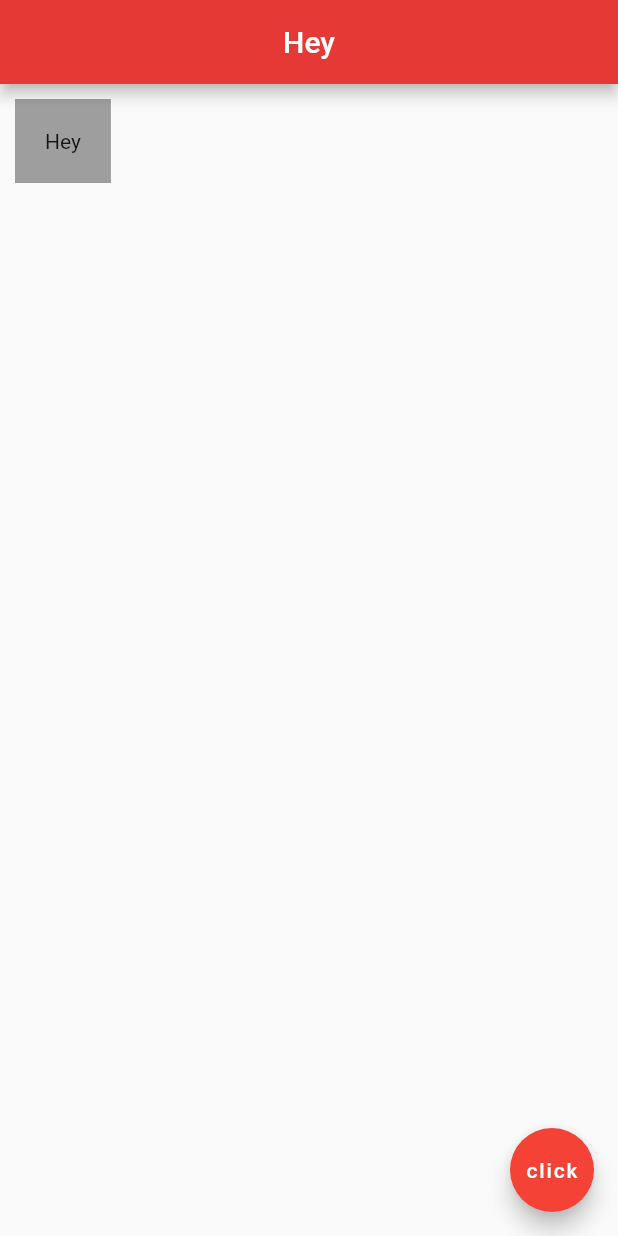
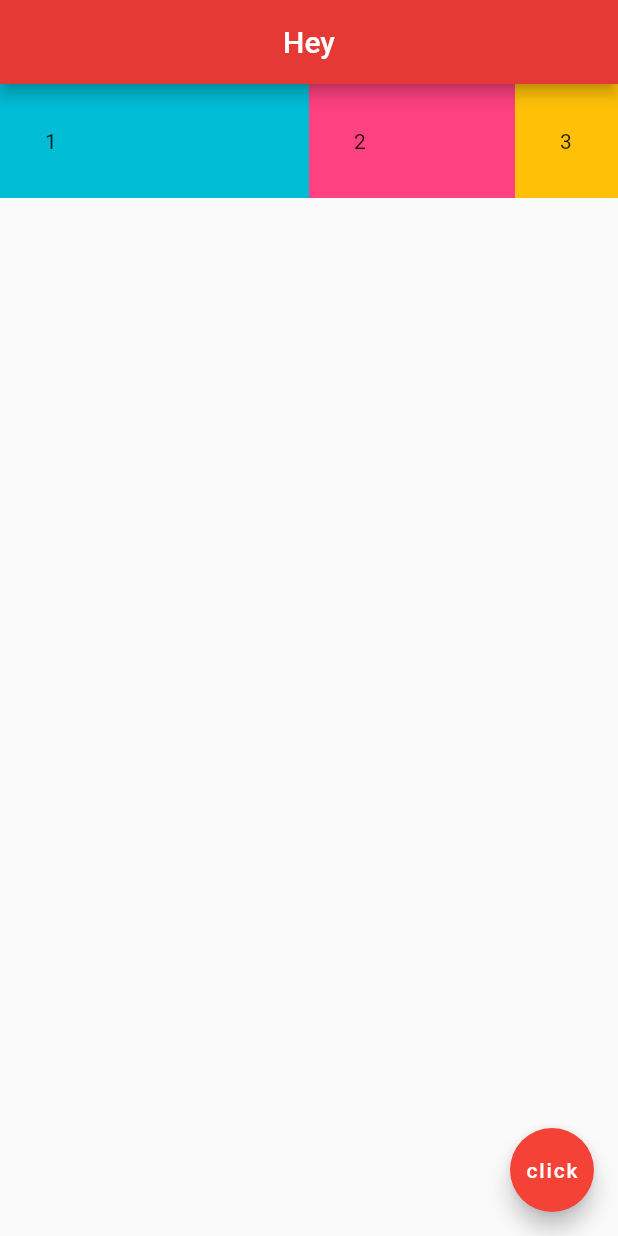
Before and after one commit to hiper2d/flutter-tutorial, a Flutter app: the screen it shows after launch, on a phone screen of 412 x 824 dp. Run offline on Flutter 3.47's test engine with Material 2 defaults, Android fonts, the phone set to English and light mode, and no system bars.

Commit message:
Played with Row and Column

```diff
--- a/lib/main.dart
+++ b/lib/main.dart
@@ -15,11 +15,35 @@ class Home extends StatelessWidget {
         centerTitle: true,
         backgroundColor: Colors.red[600],
       ),
-      body: Container(
-        color: Colors.grey,
-        child: const Text('Hey'),
-        margin: const EdgeInsets.all(10.0),
-        padding: const EdgeInsets.all(20.0),
+      body: Row(
+        children: <Widget>[
+          Expanded(
+            child: Container(
+              color: Colors.cyan,
+              padding: const EdgeInsets.all(30.0),
+              child: const Text('1'),
+            ),
+            flex: 3,
+          ),
+          Expanded(
+            child: Container(
+              color: Colors.pinkAccent,
+              padding: const EdgeInsets.all(30.0),
+              child: const Text('2'),
+            ),
+            flex: 2,
+          ),
+          Expanded(
+            child: Container(
+              color: Colors.amber,
+              padding: const EdgeInsets.all(30.0),
+              child: const Text('3'),
+            ),
+            flex: 1,
+          ),
+        ],
+        mainAxisAlignment: MainAxisAlignment.start,
+        crossAxisAlignment: CrossAxisAlignment.start,
       ),
       floatingActionButton: FloatingActionButton(
         onPressed: () {  },
```
